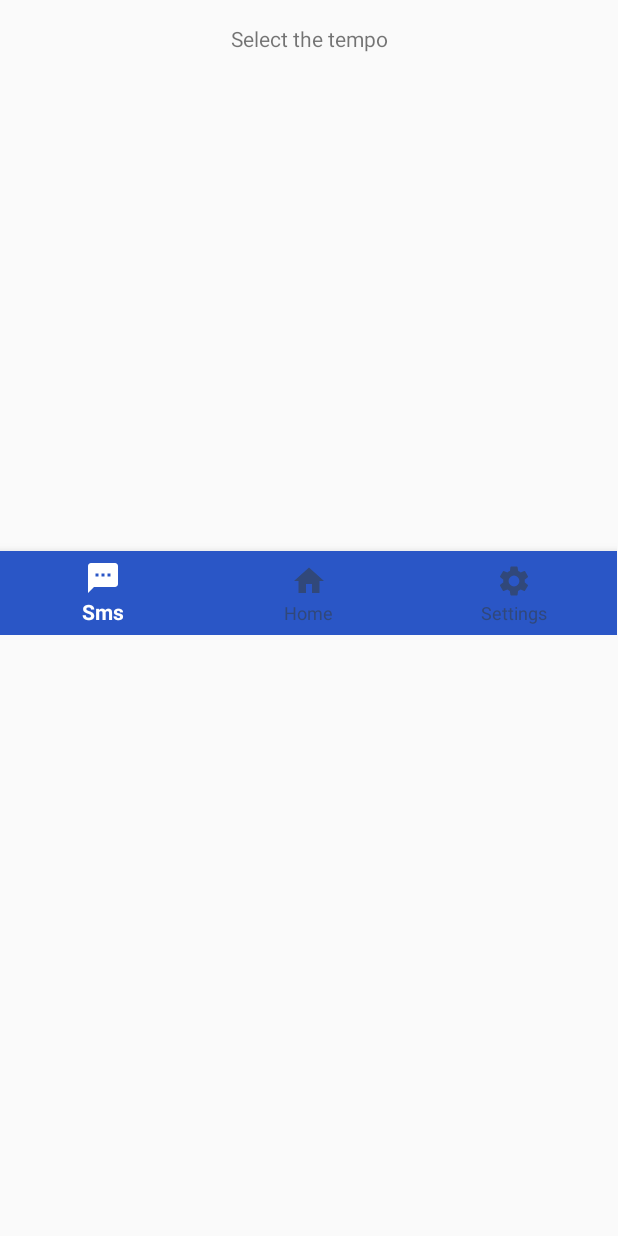
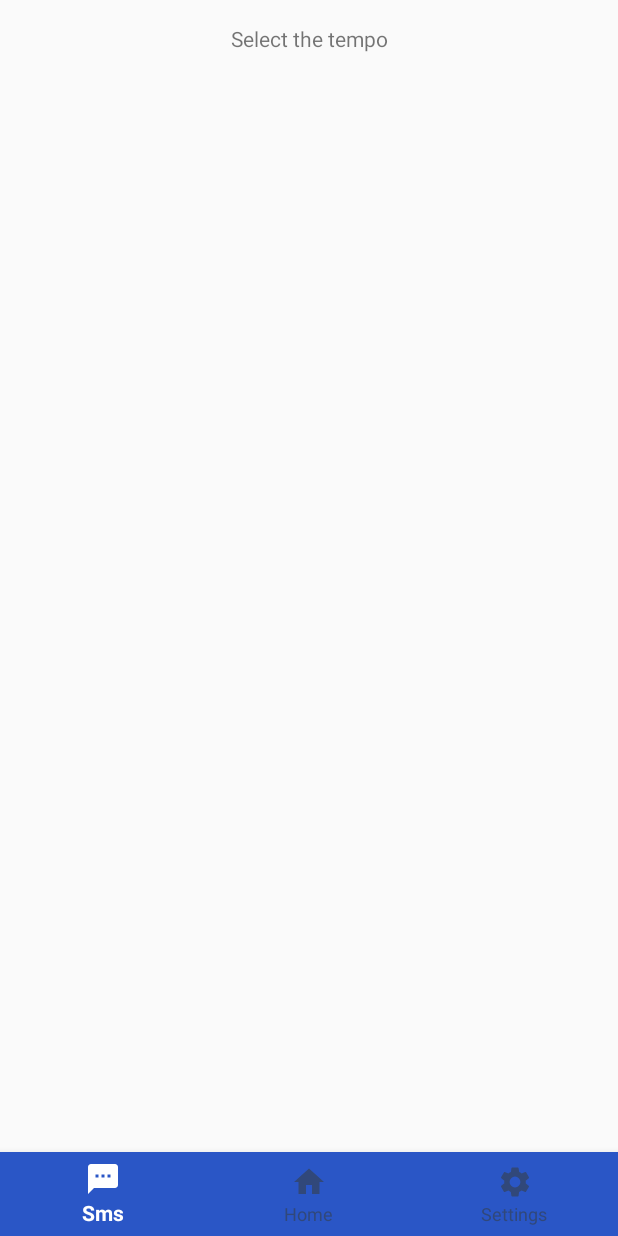
Before and after one commit to hugoschaaf98/StayOnTheBeat_android_app, an Android app: the layout activity_control.xml on its own in the app's theme, with its tools: preview values and no code run, on a phone screen of 412 x 824 dp. Run offline under Robolectric (Android 15) with nearby library versions, the light colour scheme and no system bars.

Commit message:
Problem Resolved

```diff
--- a/app/src/main/java/fr/damansoviet/stayonthebeat/ui/Settings.java
+++ b/app/src/main/java/fr/damansoviet/stayonthebeat/ui/Settings.java
@@ -18,7 +18,7 @@ public class Settings extends AppCompatActivity {
         super.onCreate ( savedInstanceState );
         setContentView ( R.layout.activity_settings );
 
-        NavBar ();
+        NavBar();
 
 
 
--- a/app/src/main/res/layout/activity_control.xml
+++ b/app/src/main/res/layout/activity_control.xml
@@ -19,18 +19,11 @@
 
     <RelativeLayout
         android:id="@+id/rl_control_zone"
-        android:layout_width="0dp"
-        android:layout_height="0dp"
+        android:layout_width="match_parent"
+        android:layout_height="match_parent"
         app:layout_constraintEnd_toEndOf="parent"
         app:layout_constraintStart_toStartOf="parent"
         app:layout_constraintTop_toBottomOf="@+id/tv_metronome_desc">
-    </RelativeLayout>
-
-    <RelativeLayout
-        android:layout_width="411dp"
-        android:layout_height="423dp"
-        android:layout_alignParentTop="true"
-        tools:layout_editor_absoluteY="306dp">
 
 
         <com.google.android.material.bottomnavigation.BottomNavigationView
@@ -43,5 +36,4 @@
             app:itemTextColor="@drawable/bottom_navigation_colors"
             app:menu="@menu/menu_navigation" />
     </RelativeLayout>
-
 </androidx.constraintlayout.widget.ConstraintLayout>
```
